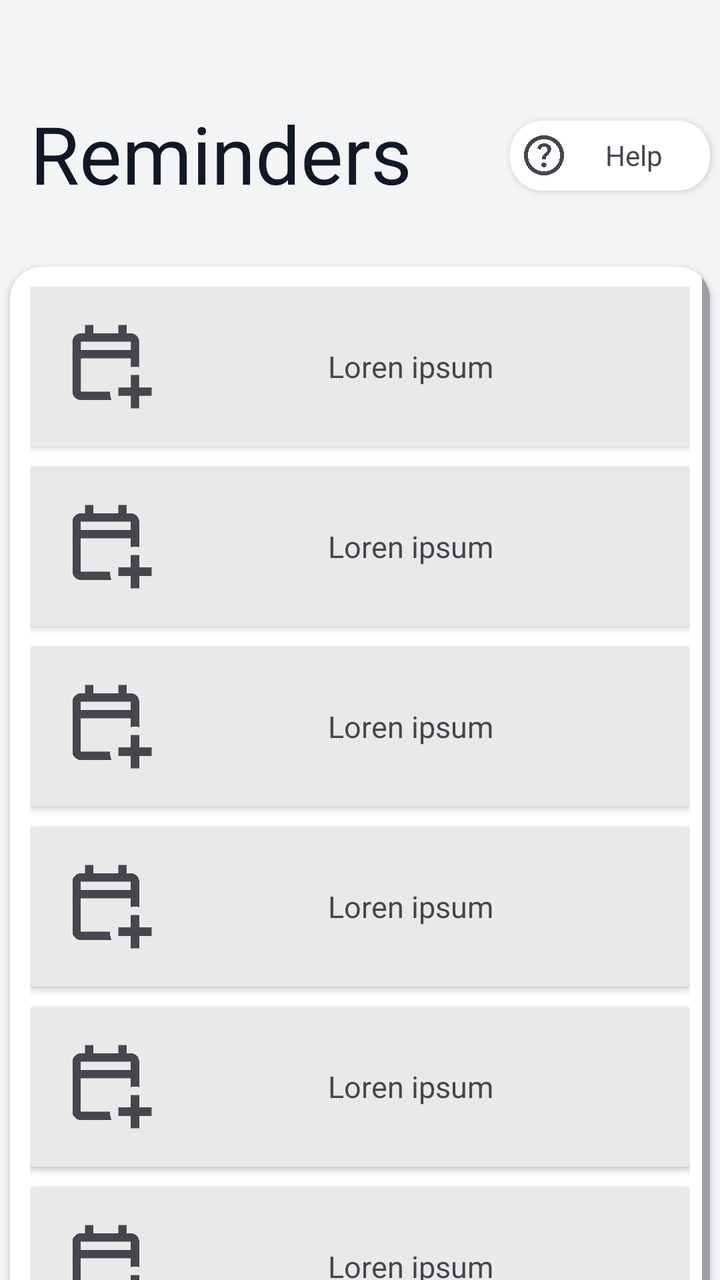
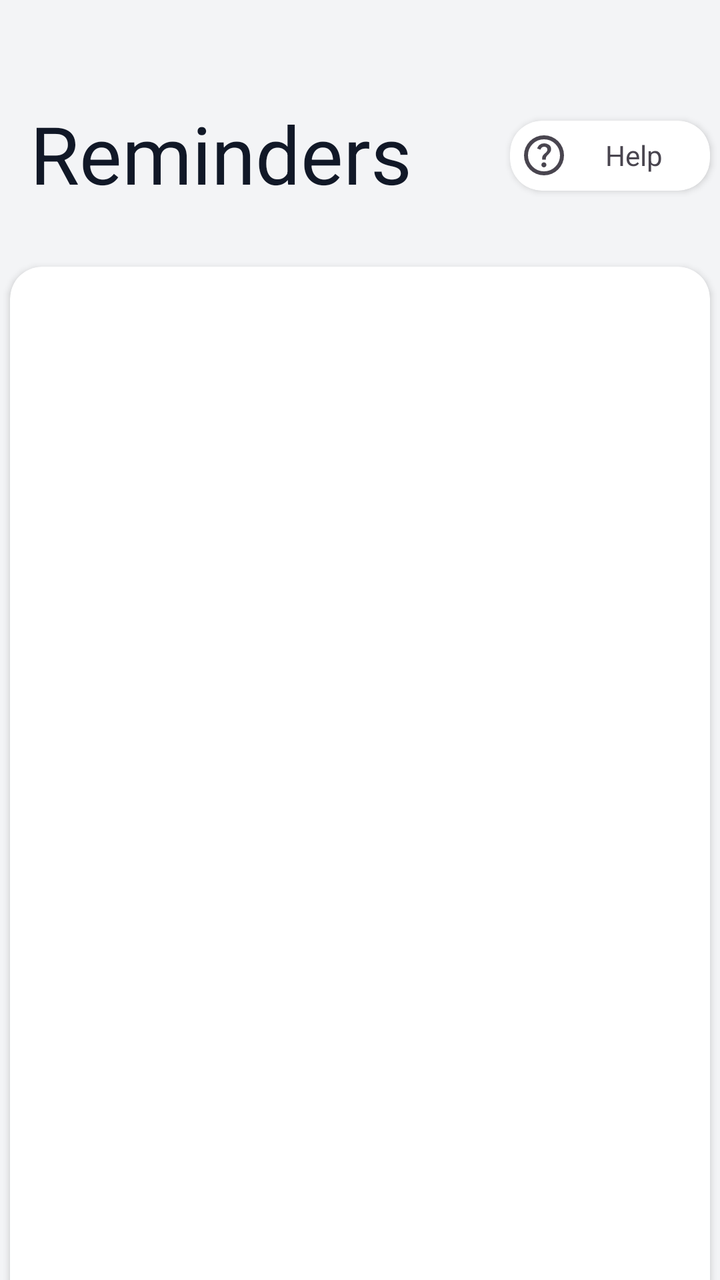

Before-and-after screenshots of an Android layout around one commit, followed by the original layout XML and the change that was made.
<!-- AndroidManifest.xml: application theme Theme.AppMotoTrack -->
<!-- res/layout/fragment_remainders.xml -->
<?xml version="1.0" encoding="utf-8"?>
<androidx.constraintlayout.widget.ConstraintLayout xmlns:android="http://schemas.android.com/apk/res/android"
    xmlns:app="http://schemas.android.com/apk/res-auto"
    android:id="@+id/remainders"
    android:layout_width="match_parent"
    android:layout_height="match_parent"
    android:background="@color/background_light">

    

    <androidx.cardview.widget.CardView
        android:id="@+id/CV_RemainderRemainderMenu"
        android:layout_width="350dp"
        android:layout_height="600dp"
        android:layout_marginTop="30dp"
        app:cardBackgroundColor="?attr/colorSurface"
        app:cardCornerRadius="16dp"
        app:layout_constraintEnd_toEndOf="parent"
        app:layout_constraintStart_toStartOf="parent"
        app:layout_constraintTop_toBottomOf="@id/TV_Reminders">

        <ScrollView
            android:layout_width="match_parent"
            android:layout_height="match_parent"
            android:fillViewport="true"
            app:layout_constraintBottom_toBottomOf="parent"
            app:layout_constraintEnd_toEndOf="parent"
            app:layout_constraintStart_toStartOf="parent"
            app:layout_constraintTop_toBottomOf="@id/TV_Reminders">

            <LinearLayout
            android:layout_width="match_parent"
            android:layout_height="wrap_content"
            android:orientation="vertical"
            android:padding="10dp">

                <androidx.cardview.widget.CardView
                    android:id="@+id/CV_Remainder1Menu"
                    android:layout_width="match_parent"
                    android:layout_height="80dp"
                    android:layout_marginBottom="10dp"
                    android:backgroundTint="?attr/colorOnSecondary">

                    <androidx.appcompat.widget.LinearLayoutCompat
                        android:id="@+id/IconRemindersMenu1"
                        android:layout_width="match_parent"
                        android:layout_height="match_parent"
                        android:gravity="center_vertical"
                        android:orientation="horizontal"
                        android:paddingStart="15dp"
                        android:paddingEnd="15dp">

                        <ImageView
                            android:layout_width="50dp"
                            android:layout_height="50dp"
                            android:contentDescription="@string/CalendarAddIcon"
                            android:src="@drawable/ic_calendar_add_on"
                            app:tint="?attr/colorOnSurfaceVariant" />

                        <TextView
                            android:layout_width="0dp"
                            android:layout_height="wrap_content"
                            android:layout_weight="1"
                            android:gravity="center"
                            android:text="@string/loremipsum"
                            android:textSize="15sp" />

                    </androidx.appcompat.widget.LinearLayoutCompat>

                </androidx.cardview.widget.CardView>

                <androidx.cardview.widget.CardView
                    android:id="@+id/CV_Remainder2Menu"
                    android:layout_width="match_parent"
                    android:layout_height="80dp"
                    android:layout_marginBottom="10dp"
                    android:backgroundTint="?attr/colorOnSecondary">

                    <androidx.appcompat.widget.LinearLayoutCompat
                        android:id="@+id/IconRemindersMenu2"
                        android:layout_width="match_parent"
                        android:layout_height="match_parent"
                        android:gravity="center_vertical"
                        android:orientation="horizontal"
                        android:paddingStart="15dp"
                        android:paddingEnd="15dp">

                        <ImageView
                            android:layout_width="50dp"
                            android:layout_height="50dp"
                            android:contentDescription="@string/CalendarAddIcon"
                            android:src="@drawable/ic_calendar_add_on"
                            app:tint="?attr/colorOnSurfaceVariant" />

                        <TextView
                            android:layout_width="0dp"
                            android:layout_height="wrap_content"
                            android:layout_weight="1"
                            android:gravity="center"
                            android:text="@string/loremipsum"
                            android:textSize="15sp" />

                    </androidx.appcompat.widget.LinearLayoutCompat>

                </androidx.cardview.widget.CardView>

                <androidx.cardview.widget.CardView
                    android:id="@+id/CV_Remainder3Menu"
                    android:layout_width="match_parent"
                    android:layout_height="80dp"
                    android:layout_marginBottom="10dp"
                    android:backgroundTint="?attr/colorOnSecondary">

                    <androidx.appcompat.widget.LinearLayoutCompat
                        android:id="@+id/IconRemindersMenu3"
                        android:layout_width="match_parent"
                        android:layout_height="match_parent"
                        android:gravity="center_vertical"
                        android:orientation="horizontal"
                        android:paddingStart="15dp"
                        android:paddingEnd="15dp">

                        <ImageView
                            android:layout_width="50dp"
                            android:layout_height="50dp"
                            android:contentDescription="@string/CalendarAddIcon"
                            android:src="@drawable/ic_calendar_add_on"
                            app:tint="?attr/colorOnSurfaceVariant" />

                        <TextView
                            android:layout_width="0dp"
                            android:layout_height="wrap_content"
                            android:layout_weight="1"
                            android:gravity="center"
                            android:text="@string/loremipsum"
                            android:textSize="15sp" />

                    </androidx.appcompat.widget.LinearLayoutCompat>

                </androidx.cardview.widget.CardView>

                <androidx.cardview.widget.CardView
                    android:id="@+id/CV_Remainder4Menu"
                    android:layout_width="match_parent"
                    android:layout_height="80dp"
                    android:layout_marginBottom="10dp"
                    android:backgroundTint="?attr/colorOnSecondary">

                    <androidx.appcompat.widget.LinearLayoutCompat
                        android:id="@+id/IconRemindersMenu4"
                        android:layout_width="match_parent"
                        android:layout_height="match_parent"
                        android:gravity="center_vertical"
                        android:orientation="horizontal"
                        android:paddingStart="15dp"
                        android:paddingEnd="15dp">

                        <ImageView
                            android:layout_width="50dp"
                            android:layout_height="50dp"
                            android:contentDescription="@string/CalendarAddIcon"
                            android:src="@drawable/ic_calendar_add_on"
                            app:tint="?attr/colorOnSurfaceVariant" />

                        <TextView
                            android:layout_width="0dp"
                            android:layout_height="wrap_content"
                            android:layout_weight="1"
                            android:gravity="center"
                            android:text="@string/loremipsum"
                            android:textSize="15sp" />

                    </androidx.appcompat.widget.LinearLayoutCompat>

                </androidx.cardview.widget.CardView>

                <androidx.cardview.widget.CardView
                    android:id="@+id/CV_Remainder5Menu"
                    android:layout_width="match_parent"
                    android:layout_height="80dp"
                    android:layout_marginBottom="10dp"
                    android:backgroundTint="?attr/colorOnSecondary">

                    <androidx.appcompat.widget.LinearLayoutCompat
                        android:id="@+id/IconRemindersMenu5"
                        android:layout_width="match_parent"
                        android:layout_height="match_parent"
                        android:gravity="center_vertical"
                        android:orientation="horizontal"
                        android:paddingStart="15dp"
                        android:paddingEnd="15dp">

                        <ImageView
                            android:layout_width="50dp"
                            android:layout_height="50dp"
                            android:contentDescription="@string/CalendarAddIcon"
                            android:src="@drawable/ic_calendar_add_on"
                            app:tint="?attr/colorOnSurfaceVariant" />

                        <TextView
                            android:layout_width="0dp"
                            android:layout_height="wrap_content"
                            android:layout_weight="1"
                            android:gravity="center"
                            android:text="@string/loremipsum"
                            android:textSize="15sp" />

                    </androidx.appcompat.widget.LinearLayoutCompat>

                </androidx.cardview.widget.CardView>

                <androidx.cardview.widget.CardView
                    android:id="@+id/CV_Remainder6Menu"
                    android:layout_width="match_parent"
                    android:layout_height="80dp"
                    android:layout_marginBottom="10dp"
                    android:backgroundTint="?attr/colorOnSecondary">

                    <androidx.appcompat.widget.LinearLayoutCompat
                        android:id="@+id/IconRemindersMenu6"
                        android:layout_width="match_parent"
                        android:layout_height="match_parent"
                        android:gravity="center_vertical"
                        android:orientation="horizontal"
                        android:paddingStart="15dp"
                        android:paddingEnd="15dp">

                        <ImageView
                            android:layout_width="50dp"
                            android:layout_height="50dp"
                            android:contentDescription="@string/CalendarAddIcon"
                            android:src="@drawable/ic_calendar_add_on"
                            app:tint="?attr/colorOnSurfaceVariant" />

                        <TextView
                            android:layout_width="0dp"
                            android:layout_height="wrap_content"
                            android:layout_weight="1"
                            android:gravity="center"
                            android:text="@string/loremipsum"
                            android:textSize="15sp" />

                    </androidx.appcompat.widget.LinearLayoutCompat>

                </androidx.cardview.widget.CardView>

                <androidx.cardview.widget.CardView
                    android:id="@+id/CV_Remainder7Menu"
                    android:layout_width="match_parent"
                    android:layout_height="80dp"
                    android:layout_marginBottom="10dp"
                    android:backgroundTint="?attr/colorOnSecondary">

                    <androidx.appcompat.widget.LinearLayoutCompat
                        android:id="@+id/IconRemindersMenu7"
                        android:layout_width="match_parent"
                        android:layout_height="match_parent"
                        android:gravity="center_vertical"
                        android:orientation="horizontal"
                        android:paddingStart="15dp"
                        android:paddingEnd="15dp">

                        <ImageView
                            android:layout_width="50dp"
                            android:layout_height="50dp"
                            android:contentDescription="@string/CalendarAddIcon"
                            android:src="@drawable/ic_calendar_add_on"
                            app:tint="?attr/colorOnSurfaceVariant" />

                        <TextView
                            android:layout_width="0dp"
                            android:layout_height="wrap_content"
                            android:layout_weight="1"
                            android:gravity="center"
                            android:text="@string/loremipsum"
                            android:textSize="15sp" />

                    </androidx.appcompat.widget.LinearLayoutCompat>

                </androidx.cardview.widget.CardView>

            </LinearLayout>

        </ScrollView>
    </androidx.cardview.widget.CardView>

    

    <TextView
        android:id="@+id/TV_Reminders"
        android:layout_width="wrap_content"
        android:layout_height="wrap_content"
        android:layout_marginStart="10dp"
        android:layout_marginTop="50dp"
        android:gravity="center_vertical"
        android:text="@string/reminders"
        android:textColor="?attr/colorOnPrimary"
        android:textSize="40sp"
        app:layout_constraintStart_toStartOf="@id/CV_RemainderRemainderMenu"
        app:layout_constraintTop_toTopOf="parent" />

    

    <androidx.cardview.widget.CardView
        android:id="@+id/CV_help"
        android:layout_width="100dp"
        android:layout_height="35dp"
        android:layout_marginTop="10dp"
        android:layout_marginBottom="8dp"
        app:cardCornerRadius="16dp"
        app:layout_constraintBottom_toBottomOf="@id/TV_Reminders"
        app:layout_constraintEnd_toEndOf="@id/CV_RemainderRemainderMenu">

        <LinearLayout
            android:id="@+id/IconMenuHelp"
            android:layout_width="match_parent"
            android:layout_height="match_parent"
            android:gravity="center_vertical"
            android:orientation="horizontal"
            android:paddingStart="5dp"
            android:paddingEnd="5dp">

            <TextView
                android:layout_width="0dp"
                android:layout_height="wrap_content"
                android:layout_weight="1"
                android:gravity="center"
                android:text="@string/help"
                app:drawableStartCompat="@drawable/ic_help"
                app:drawableTint="?attr/colorOnSurfaceVariant" />

        </LinearLayout>

    </androidx.cardview.widget.CardView>

</androidx.constraintlayout.widget.ConstraintLayout>
<!-- resources referenced by this layout -->
<resources>
  <color name="background_light">#F3F4F6</color>
  <!-- drawable ic_calendar_add_on (drawable) -->
  <vector xmlns:android="http://schemas.android.com/apk/res/android" android:height="24dp" android:tint="#000000" android:viewportHeight="960" android:viewportWidth="960" android:width="24dp">
        
      <path android:fillColor="@android:color/white" android:pathData="M680,880L680,760L560,760L560,680L680,680L680,560L760,560L760,680L880,680L880,760L760,760L760,880L680,880ZM200,800Q167,800 143.5,776.5Q120,753 120,720L120,240Q120,207 143.5,183.5Q167,160 200,160L240,160L240,80L320,80L320,160L560,160L560,80L640,80L640,160L680,160Q713,160 736.5,183.5Q760,207 760,240L760,484Q740,481 720,481Q700,481 680,484L680,400L200,400L200,720Q200,720 200,720Q200,720 200,720L480,720Q480,740 483,760Q486,780 494,800L200,800ZM200,320L680,320L680,240Q680,240 680,240Q680,240 680,240L200,240Q200,240 200,240Q200,240 200,240L200,320ZM200,320L200,240Q200,240 200,240Q200,240 200,240L200,240Q200,240 200,240Q200,240 200,240L200,320Z"/>
      
  </vector>
  <!-- drawable ic_help (drawable) -->
  <vector xmlns:android="http://schemas.android.com/apk/res/android" android:autoMirrored="true" android:height="24dp" android:tint="#000000" android:viewportHeight="960" android:viewportWidth="960" android:width="24dp">
        
      <path android:fillColor="@android:color/white" android:pathData="M513.5,705.5Q528,691 528,670Q528,649 513.5,634.5Q499,620 478,620Q457,620 442.5,634.5Q428,649 428,670Q428,691 442.5,705.5Q457,720 478,720Q499,720 513.5,705.5ZM442,566L516,566Q516,533 523.5,514Q531,495 566,462Q592,436 607,412.5Q622,389 622,356Q622,300 581,270Q540,240 484,240Q427,240 391.5,270Q356,300 342,342L408,368Q413,350 430.5,329Q448,308 484,308Q516,308 532,325.5Q548,343 548,364Q548,384 536,401.5Q524,419 506,434Q462,473 452,493Q442,513 442,566ZM480,880Q397,880 324,848.5Q251,817 197,763Q143,709 111.5,636Q80,563 80,480Q80,397 111.5,324Q143,251 197,197Q251,143 324,111.5Q397,80 480,80Q563,80 636,111.5Q709,143 763,197Q817,251 848.5,324Q880,397 880,480Q880,563 848.5,636Q817,709 763,763Q709,817 636,848.5Q563,880 480,880ZM480,800Q614,800 707,707Q800,614 800,480Q800,346 707,253Q614,160 480,160Q346,160 253,253Q160,346 160,480Q160,614 253,707Q346,800 480,800ZM480,480Q480,480 480,480Q480,480 480,480Q480,480 480,480Q480,480 480,480Q480,480 480,480Q480,480 480,480Q480,480 480,480Q480,480 480,480Z"/>
      
  </vector>
  <string name="CalendarAddIcon">Calendar add icon</string>
  <string name="help">Help</string>
  <string name="loremipsum" translatable="false">Loren ipsum</string>
  <string name="reminders">Reminders</string>
  <style name="Theme.AppMotoTrack" parent="Theme.Material3.DayNight.NoActionBar">
  
          <item name="colorPrimary">@color/yellow_primary</item>
          <item name="colorOnPrimary">@color/text_primary</item>
          <item name="colorSecondary">@color/blue_primary</item>
          <item name="android:colorAccent">@color/yellow_primary</item>
          <item name="colorOnSecondary">@color/navigationBar_light</item>
          <item name="android:windowBackground">@color/background_light</item>
          <item name="android:statusBarColor">@color/background_light</item>
          <item name="android:navigationBarColor">@color/background_light</item>
  
          <item name="colorSurface">@color/surface_white</item>
  
          <item name="android:windowLightStatusBar">true</item>
  
      </style>
  <color name="yellow_primary">#FACC15</color>
  <color name="text_primary">#111827</color>
  <color name="blue_primary">#2563EB</color>
  <color name="navigationBar_light">#E9E9E9</color>
  <color name="surface_white">#FFFFFF</color>
</resources>

<!-- the commit's change to res/layout/fragment_remainders.xml (unified diff, before → after) -->
@@ -1,6 +1,7 @@
 <?xml version="1.0" encoding="utf-8"?>
 <androidx.constraintlayout.widget.ConstraintLayout xmlns:android="http://schemas.android.com/apk/res/android"
     xmlns:app="http://schemas.android.com/apk/res-auto"
+    xmlns:tools="http://schemas.android.com/tools"
     android:id="@+id/remainders"
     android:layout_width="match_parent"
     android:layout_height="match_parent"
@@ -19,269 +20,15 @@
         app:layout_constraintStart_toStartOf="parent"
         app:layout_constraintTop_toBottomOf="@id/TV_Reminders">
 
-        <ScrollView
+        <androidx.recyclerview.widget.RecyclerView
+            android:id="@+id/rvReminders"
             android:layout_width="match_parent"
             android:layout_height="match_parent"
-            android:fillViewport="true"
-            app:layout_constraintBottom_toBottomOf="parent"
-            app:layout_constraintEnd_toEndOf="parent"
-            app:layout_constraintStart_toStartOf="parent"
-            app:layout_constraintTop_toBottomOf="@id/TV_Reminders">
+            android:clipToPadding="false"
+            android:padding="10dp"
+            app:layoutManager="androidx.recyclerview.widget.LinearLayoutManager"
+            tools:listitem="@layout/item_reminder" />
 
-            <LinearLayout
-            android:layout_width="match_parent"
-            android:layout_height="wrap_content"
-            android:orientation="vertical"
-            android:padding="10dp">
-
-                <androidx.cardview.widget.CardView
-                    android:id="@+id/CV_Remainder1Menu"
-                    android:layout_width="match_parent"
-                    android:layout_height="80dp"
-                    android:layout_marginBottom="10dp"
-                    android:backgroundTint="?attr/colorOnSecondary">
-
-                    <androidx.appcompat.widget.LinearLayoutCompat
-                        android:id="@+id/IconRemindersMenu1"
-                        android:layout_width="match_parent"
-                        android:layout_height="match_parent"
-                        android:gravity="center_vertical"
-                        android:orientation="horizontal"
-                        android:paddingStart="15dp"
-                        android:paddingEnd="15dp">
-
-                        <ImageView
-                            android:layout_width="50dp"
-                            android:layout_height="50dp"
-                            android:contentDescription="@string/CalendarAddIcon"
-                            android:src="@drawable/ic_calendar_add_on"
-                            app:tint="?attr/colorOnSurfaceVariant" />
-
-                        <TextView
-                            android:layout_width="0dp"
-                            android:layout_height="wrap_content"
-                            android:layout_weight="1"
-                            android:gravity="center"
-                            android:text="@string/loremipsum"
-                            android:textSize="15sp" />
-
-                    </androidx.appcompat.widget.LinearLayoutCompat>
-
-                </androidx.cardview.widget.CardView>
-
-                <androidx.cardview.widget.CardView
-                    android:id="@+id/CV_Remainder2Menu"
-                    android:layout_width="match_parent"
-                    android:layout_height="80dp"
-                    android:layout_marginBottom="10dp"
-                    android:backgroundTint="?attr/colorOnSecondary">
-
-                    <androidx.appcompat.widget.LinearLayoutCompat
-                        android:id="@+id/IconRemindersMenu2"
-                        android:layout_width="match_parent"
-                        android:layout_height="match_parent"
-                        android:gravity="center_vertical"
-                        android:orientation="horizontal"
-                        android:paddingStart="15dp"
-                        android:paddingEnd="15dp">
-
-                        <ImageView
-                            android:layout_width="50dp"
-                            android:layout_height="50dp"
-                            android:contentDescription="@string/CalendarAddIcon"
-                            android:src="@drawable/ic_calendar_add_on"
-                            app:tint="?attr/colorOnSurfaceVariant" />
-
-                        <TextView
-                            android:layout_width="0dp"
-                            android:layout_height="wrap_content"
-                            android:layout_weight="1"
-                            android:gravity="center"
-                            android:text="@string/loremipsum"
-                            android:textSize="15sp" />
-
-                    </androidx.appcompat.widget.LinearLayoutCompat>
-
-                </androidx.cardview.widget.CardView>
-
-                <androidx.cardview.widget.CardView
-                    android:id="@+id/CV_Remainder3Menu"
-                    android:layout_width="match_parent"
-                    android:layout_height="80dp"
-                    android:layout_marginBottom="10dp"
-                    android:backgroundTint="?attr/colorOnSecondary">
-
-                    <androidx.appcompat.widget.LinearLayoutCompat
-                        android:id="@+id/IconRemindersMenu3"
-                        android:layout_width="match_parent"
-                        android:layout_height="match_parent"
-                        android:gravity="center_vertical"
-                        android:orientation="horizontal"
-                        android:paddingStart="15dp"
-                        android:paddingEnd="15dp">
-
-                        <ImageView
-                            android:layout_width="50dp"
-                            android:layout_height="50dp"
-                            android:contentDescription="@string/CalendarAddIcon"
-                            android:src="@drawable/ic_calendar_add_on"
-                            app:tint="?attr/colorOnSurfaceVariant" />
-
-                        <TextView
-                            android:layout_width="0dp"
-                            android:layout_height="wrap_content"
-                            android:layout_weight="1"
-                            android:gravity="center"
-                            android:text="@string/loremipsum"
-                            android:textSize="15sp" />
-
-                    </androidx.appcompat.widget.LinearLayoutCompat>
-
-                </androidx.cardview.widget.CardView>
-
-                <androidx.cardview.widget.CardView
-                    android:id="@+id/CV_Remainder4Menu"
-                    android:layout_width="match_parent"
-                    android:layout_height="80dp"
-                    android:layout_marginBottom="10dp"
-                    android:backgroundTint="?attr/colorOnSecondary">
-
-                    <androidx.appcompat.widget.LinearLayoutCompat
-                        android:id="@+id/IconRemindersMenu4"
-                        android:layout_width="match_parent"
-                        android:layout_height="match_parent"
-                        android:gravity="center_vertical"
-                        android:orientation="horizontal"
-                        android:paddingStart="15dp"
-                        android:paddingEnd="15dp">
-
-                        <ImageView
-                            android:layout_width="50dp"
-                            android:layout_height="50dp"
-                            android:contentDescription="@string/CalendarAddIcon"
-                            android:src="@drawable/ic_calendar_add_on"
-                            app:tint="?attr/colorOnSurfaceVariant" />
-
-                        <TextView
-                            android:layout_width="0dp"
-                            android:layout_height="wrap_content"
-                            android:layout_weight="1"
-                            android:gravity="center"
-                            android:text="@string/loremipsum"
-                            android:textSize="15sp" />
-
-                    </androidx.appcompat.widget.LinearLayoutCompat>
-
-                </androidx.cardview.widget.CardView>
-
-                <androidx.cardview.widget.CardView
-                    android:id="@+id/CV_Remainder5Menu"
-                    android:layout_width="match_parent"
-                    android:layout_height="80dp"
-                    android:layout_marginBottom="10dp"
-                    android:backgroundTint="?attr/colorOnSecondary">
-
-                    <androidx.appcompat.widget.LinearLayoutCompat
-                        android:id="@+id/IconRemindersMenu5"
-                        android:layout_width="match_parent"
-                        android:layout_height="match_parent"
-                        android:gravity="center_vertical"
-                        android:orientation="horizontal"
-                        android:paddingStart="15dp"
-                        android:paddingEnd="15dp">
-
-                        <ImageView
-                            android:layout_width="50dp"
-                            android:layout_height="50dp"
-                            android:contentDescription="@string/CalendarAddIcon"
-                            android:src="@drawable/ic_calendar_add_on"
-                            app:tint="?attr/colorOnSurfaceVariant" />
-
-                        <TextView
-                            android:layout_width="0dp"
-                            android:layout_height="wrap_content"
-                            android:layout_weight="1"
-                            android:gravity="center"
-                            android:text="@string/loremipsum"
-                            android:textSize="15sp" />
-
-                    </androidx.appcompat.widget.LinearLayoutCompat>
-
-                </androidx.cardview.widget.CardView>
-
-                <androidx.cardview.widget.CardView
-                    android:id="@+id/CV_Remainder6Menu"
-                    android:layout_width="match_parent"
-                    android:layout_height="80dp"
-                    android:layout_marginBottom="10dp"
-                    android:backgroundTint="?attr/colorOnSecondary">
-
-                    <androidx.appcompat.widget.LinearLayoutCompat
-                        android:id="@+id/IconRemindersMenu6"
-                        android:layout_width="match_parent"
-                        android:layout_height="match_parent"
-                        android:gravity="center_vertical"
-                        android:orientation="horizontal"
-                        android:paddingStart="15dp"
-                        android:paddingEnd="15dp">
-
-                        <ImageView
-                            android:layout_width="50dp"
-                            android:layout_height="50dp"
-                            android:contentDescription="@string/CalendarAddIcon"
-                            android:src="@drawable/ic_calendar_add_on"
-                            app:tint="?attr/colorOnSurfaceVariant" />
-
-                        <TextView
-                            android:layout_width="0dp"
-                            android:layout_height="wrap_content"
-                            android:layout_weight="1"
-                            android:gravity="center"
-                            android:text="@string/loremipsum"
-                            android:textSize="15sp" />
-
-                    </androidx.appcompat.widget.LinearLayoutCompat>
-
-                </androidx.cardview.widget.CardView>
-
-                <androidx.cardview.widget.CardView
-                    android:id="@+id/CV_Remainder7Menu"
-                    android:layout_width="match_parent"
-                    android:layout_height="80dp"
-                    android:layout_marginBottom="10dp"
-                    android:backgroundTint="?attr/colorOnSecondary">
-
-                    <androidx.appcompat.widget.LinearLayoutCompat
-                        android:id="@+id/IconRemindersMenu7"
-                        android:layout_width="match_parent"
-                        android:layout_height="match_parent"
-                        android:gravity="center_vertical"
-                        android:orientation="horizontal"
-                        android:paddingStart="15dp"
-                        android:paddingEnd="15dp">
-
-                        <ImageView
-                            android:layout_width="50dp"
-                            android:layout_height="50dp"
-                            android:contentDescription="@string/CalendarAddIcon"
-                            android:src="@drawable/ic_calendar_add_on"
-                            app:tint="?attr/colorOnSurfaceVariant" />
-
-                        <TextView
-                            android:layout_width="0dp"
-                            android:layout_height="wrap_content"
-                            android:layout_weight="1"
-                            android:gravity="center"
-                            android:text="@string/loremipsum"
-                            android:textSize="15sp" />
-
-                    </androidx.appcompat.widget.LinearLayoutCompat>
-
-                </androidx.cardview.widget.CardView>
-
-            </LinearLayout>
-
-        </ScrollView>
     </androidx.cardview.widget.CardView>
 
     
@@ -334,3 +81,43 @@
     </androidx.cardview.widget.CardView>
 
 </androidx.constraintlayout.widget.ConstraintLayout>
+<!-- res/layout/item_reminder.xml (included above) -->
+<?xml version="1.0" encoding="utf-8"?>
+<androidx.cardview.widget.CardView xmlns:android="http://schemas.android.com/apk/res/android"
+    xmlns:app="http://schemas.android.com/apk/res-auto"
+    android:id="@+id/CV_RemainderItem"
+    android:layout_width="match_parent"
+    android:layout_height="80dp"
+    android:layout_marginBottom="10dp"
+    app:cardCornerRadius="12dp"
+    android:backgroundTint="?attr/colorOnSecondary">
+
+    <androidx.appcompat.widget.LinearLayoutCompat
+        android:id="@+id/IconRemindersItem"
+        android:layout_width="match_parent"
+        android:layout_height="match_parent"
+        android:gravity="center_vertical"
+        android:orientation="horizontal"
+        android:paddingStart="15dp"
+        android:paddingEnd="15dp">
+
+        <ImageView
+            android:id="@+id/imgReminderIcon"
+            android:layout_width="50dp"
+            android:layout_height="50dp"
+            android:contentDescription="@string/CalendarAddIcon"
+            android:src="@drawable/ic_calendar_add_on"
+            app:tint="?attr/colorOnSurfaceVariant" />
+
+        <TextView
+            android:id="@+id/tvReminderText"
+            android:layout_width="0dp"
+            android:layout_height="wrap_content"
+            android:layout_weight="1"
+            android:gravity="center"
+            android:text="@string/loremipsum"
+            android:textSize="15sp" />
+
+    </androidx.appcompat.widget.LinearLayoutCompat>
+
+</androidx.cardview.widget.CardView>
